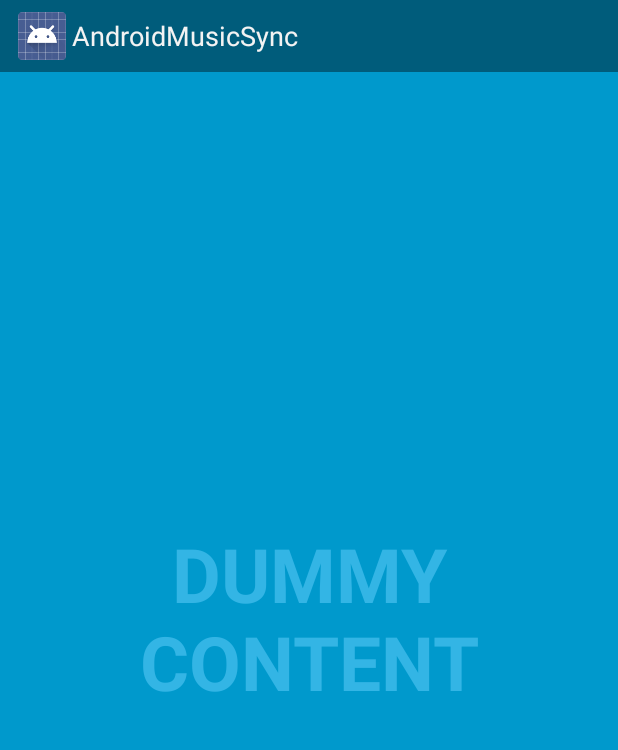
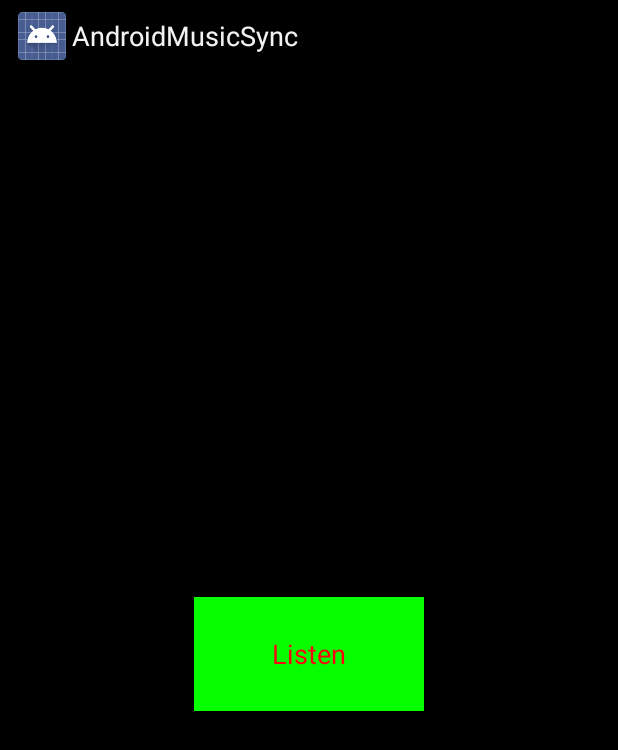
Before and after one commit to AndroidMusicSync/AndroidMusicSync, an Android app: the screen it shows after launch (MusicSyncMainActivity), on a phone screen of 412 x 824 dp. Shown: the top 750 px of the screen. Run offline under Robolectric (Android 15) with nearby library versions, the phone set to English and light mode, and no system bars.

Commit message:
GUI Fertig

```diff
--- a/AndroidMusicSync/app/src/main/java/de/sync/androidmusicsync/MusicSyncMainActivity.java
+++ b/AndroidMusicSync/app/src/main/java/de/sync/androidmusicsync/MusicSyncMainActivity.java
@@ -111,7 +111,7 @@ public class MusicSyncMainActivity extends Activity {
         // Upon interacting with UI controls, delay any scheduled hide()
         // operations to prevent the jarring behavior of controls going away
         // while interacting with the UI.
-        findViewById(R.id.dummy_button).setOnTouchListener(mDelayHideTouchListener);
+        findViewById(R.id.mStartListening).setOnTouchListener(StartListening);
     }
 
     @Override
@@ -130,12 +130,15 @@ public class MusicSyncMainActivity extends Activity {
      * system UI. This is to prevent the jarring behavior of controls going away
      * while interacting with activity UI.
      */
-    View.OnTouchListener mDelayHideTouchListener = new View.OnTouchListener() {
+    View.OnTouchListener StartListening = new View.OnTouchListener() {
         @Override
         public boolean onTouch(View view, MotionEvent motionEvent) {
-            if (AUTO_HIDE) {
-                delayedHide(AUTO_HIDE_DELAY_MILLIS);
-            }
+            Thread lThread = new Thread(new Runnable() {
+                @Override
+                public void run() {
+
+                }
+            });
             return false;
         }
     };
--- a/AndroidMusicSync/app/src/main/res/layout/activity_music_sync_main.xml
+++ b/AndroidMusicSync/app/src/main/res/layout/activity_music_sync_main.xml
@@ -8,13 +8,13 @@
          TextureView, etc. -->
     <TextView android:id="@+id/fullscreen_content" android:layout_width="match_parent"
         android:layout_height="match_parent" android:keepScreenOn="true" android:textColor="#33b5e5"
-        android:textStyle="bold" android:textSize="50sp" android:gravity="center"
-        android:text="@string/dummy_content" />
+        android:textStyle="bold" android:textSize="50sp" android:gravity="center" />
 
     <!-- This FrameLayout insets its children based on system windows using
          android:fitsSystemWindows. -->
     <FrameLayout android:layout_width="match_parent" android:layout_height="match_parent"
-        android:fitsSystemWindows="true">
+        android:fitsSystemWindows="true"
+        android:background="#000000">
 
         <LinearLayout android:id="@+id/fullscreen_content_controls" style="?metaButtonBarStyle"
             android:layout_width="match_parent" android:layout_height="wrap_content"
@@ -22,11 +22,14 @@
             android:background="@color/black_overlay" android:orientation="horizontal"
             tools:ignore="UselessParent">
 
-            <Button android:id="@+id/dummy_button" style="?metaButtonBarButtonStyle"
-                android:layout_width="0dp" android:layout_height="wrap_content"
-                android:layout_weight="1" android:text="@string/dummy_button" />
+        </LinearLayout>
 
-        </LinearLayout>
+        <Button android:id="@+id/mStartListening" style="?metaButtonBarButtonStyle"
+            android:layout_width="153dp" android:layout_height="76dp"
+            android:layout_weight="1" android:text="Listen"
+            android:layout_gravity="center"
+            android:textColor="#ff000f"
+            android:background="#06ff00" />
     </FrameLayout>
 
 </FrameLayout>
```
